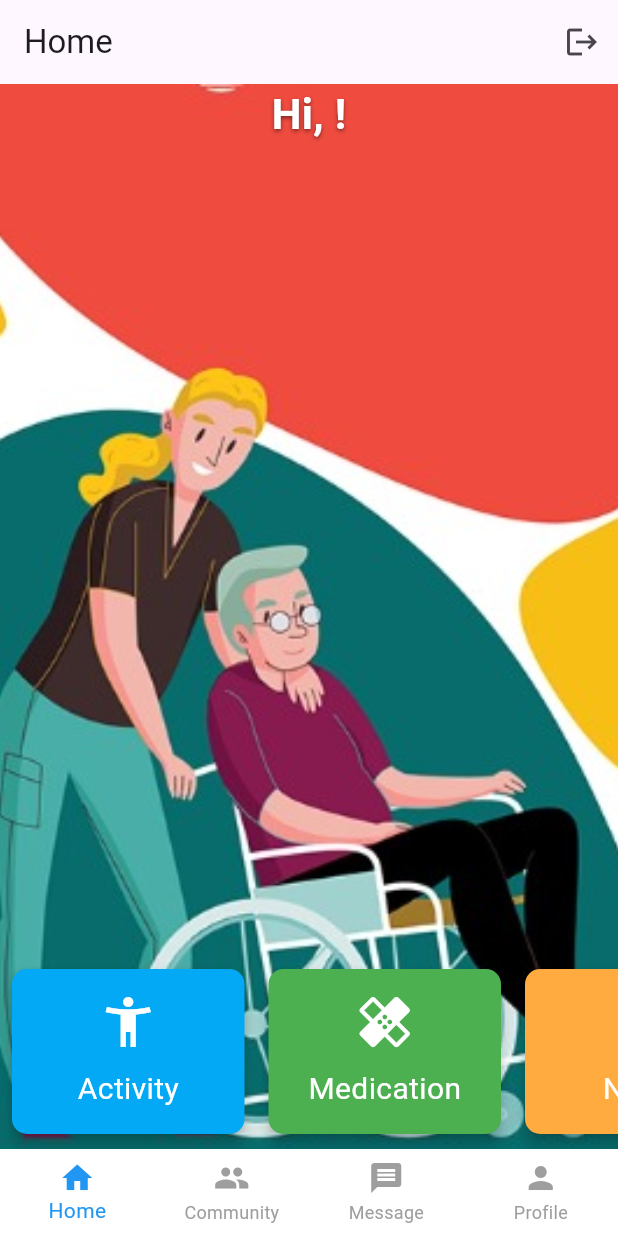
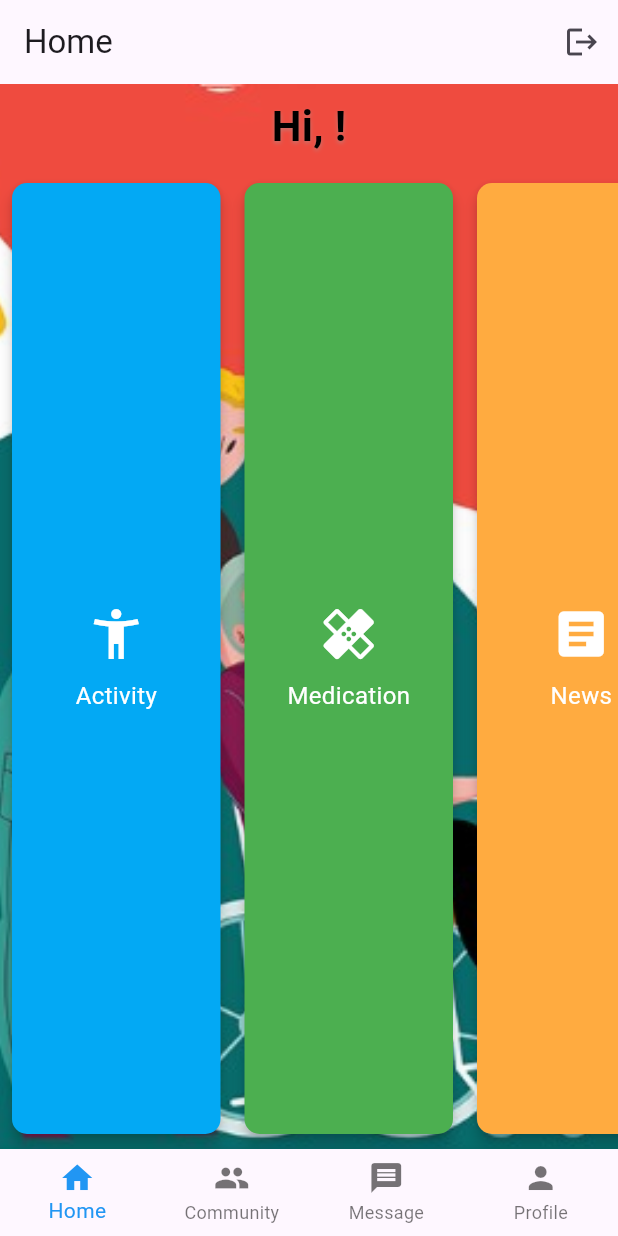
Before and after one commit to AloysiusChua0822/ElderlyHomecare, a Flutter app: the HomeScreen screen opened directly, on a phone screen of 412 x 824 dp. Run offline on Flutter 3.47's test engine with Material 3 defaults, Android fonts, the phone set to English and light mode, and no system bars; our stand-ins replace cloud_firestore, firebase_auth, firebase_core, firebase_messaging, firebase_storage, image_picker; accounts and stored records are empty.

Commit message:
New Version with fixed bottom navigation bar across screen

```diff
--- a/lib/classes/newsclass.dart
+++ b/lib/classes/newsclass.dart
@@ -4,8 +4,9 @@ class NewsItem {
   String content;
   String description;
   String imageUrl;
+  String linkurl;
 
-  NewsItem({this.id = '', required this.title, required this.content, required this.description, this.imageUrl = ''});
+  NewsItem({this.id = '', required this.title, required this.content, required this.description, required this.linkurl, this.imageUrl = ''});
 
   factory NewsItem.fromFirestore(Map<String, dynamic> firestoreDoc, String documentId) {
     return NewsItem(
@@ -13,7 +14,9 @@ class NewsItem {
       title: firestoreDoc['title'] ?? '',
       content: firestoreDoc['content'] ?? '',
       description: firestoreDoc['description'] ?? '',
+      linkurl: firestoreDoc['linkurl'] ?? '',
       imageUrl: firestoreDoc['imageUrl'] ?? '',
+
     );
   }
 
@@ -22,6 +25,7 @@ class NewsItem {
       'title': title,
       'content': content,
       'description': description,
+      'linkurl' : linkurl,
       'imageUrl': imageUrl,
     };
   }
--- a/lib/screens/Home.dart
+++ b/lib/screens/Home.dart
@@ -1,37 +1,43 @@
-import 'package:eldergit/screens/addmedication.dart';
 import 'package:eldergit/screens/chat.dart';
+import 'package:flutter/material.dart';
+import 'package:firebase_auth/firebase_auth.dart';
+import 'package:cloud_firestore/cloud_firestore.dart';
+// Import your screens
+import 'package:eldergit/screens/activityscreen.dart';
+import 'package:eldergit/screens/community.dart';
+import 'package:eldergit/screens/profile.dart';
 import 'package:eldergit/screens/mainscreen.dart';
-import 'package:eldergit/screens/medication.dart';
-import 'package:eldergit/screens/news.dart';
-import 'package:flutter/material.dart';
-import 'package:eldergit/screens/activityscreen.dart';
-import 'package:eldergit/screens/Login.dart';
-import 'package:cloud_firestore/cloud_firestore.dart';
-import 'package:firebase_auth/firebase_auth.dart';
-import 'package:eldergit/screens/Community.dart';
+import 'package:eldergit/screens/homecontent.dart';
 
 class HomeScreen extends StatefulWidget {
   @override
   _HomeScreenState createState() => _HomeScreenState();
 }
 
-
 class _HomeScreenState extends State<HomeScreen> {
   int _selectedIndex = 0;
-  String _username = 'User';
-  String _profilePicUrl = '';
+  String _username = ''; // Define username variable
+  String _profilePicUrl = ''; // Define profilePicUrl variable
+
+
 
   @override
   void initState() {
     super.initState();
-    _fetchUsername();
+    _fetchUserData(); // Implement this method to fetch user data
   }
 
+  void _onItemTapped(int index) {
+    setState(() {
+      _selectedIndex = index;
+    });
+  }
 
-  Future<void> _fetchUsername() async {
+  Future<void> _fetchUserData() async {
     final user = FirebaseAuth.instance.currentUser;
     if (user != null) {
-      final userData = await FirebaseFirestore.instance.collection('users').doc(user.uid).get();
+      final userData =
+      await FirebaseFirestore.instance.collection('users').doc(user.uid).get();
       setState(() {
         _username = userData.data()?['username'] ?? 'User';
         _profilePicUrl = userData.data()?['image_url'] ?? 'User'; // Fetch profile picture URL
@@ -39,46 +45,20 @@ class _HomeScreenState extends State<HomeScreen> {
     }
   }
 
-  void _onItemTapped(int index) {
-    if (index == 1) { // Assuming Community is at index 1
-      Navigator.of(context).pushReplacement(MaterialPageRoute(
-        builder: (context) => CommunityListScreen(), // Replace CommunityListScreen with the actual class name of your Community screen
-      ));
-    }
-    if (index == 2) { // Assuming Community is at index 1
-      Navigator.of(context).pushReplacement(MaterialPageRoute(
-        builder: (context) => const ChatScreen(), // Replace CommunityListScreen with the actual class name of your Community screen
-      ));
-    }else {
-      setState(() {
-        _selectedIndex = index;
-      });
-    }
-  }
-
-
-  Widget _getTabContent() {
-    switch (_selectedIndex) {
-      case 1:
-        return CommunityListScreen(); // Return the CommunityListScreen widget
-      case 2:
-        return ChatScreen();
-      case 3:
-        return Text('Profile Content');
-      default:
-        return SizedBox.shrink(); // Return an empty SizedBox as default
-    }
-  }
-
-
   Future<void> _logout() async {
     await FirebaseAuth.instance.signOut();
-    Navigator.of(context).pushReplacement(MaterialPageRoute(builder: (context) => MainScreen())); // Assuming LoginScreen is your login screen.
+    Navigator.of(context).pushReplacement(MaterialPageRoute(builder: (context) => MainScreen()));
   }
-
 
   @override
   Widget build(BuildContext context) {
+    final List<Widget> _widgetOptions = [
+      HomeContent(username: _username, profilePicUrl: _profilePicUrl),
+      CommunityListScreen(),
+      ChatScreen(),
+      ProfileScreen(),
+    ];
+
     return Scaffold(
       appBar: AppBar(
         title: Text("Home"),
@@ -89,116 +69,23 @@ class _HomeScreenState extends State<HomeScreen> {
           ),
         ],
       ),
-      body: SafeArea(
-        child: Stack(
-          children: [
-            // Background image
-            Positioned.fill(
-              child: Opacity(
-                opacity: 1, // Adjust the background image opacity
-                child: Image.asset(
-                  'assets/home-background.jpg', // Path to your background image
-                  fit: BoxFit.cover,
-                ),
-              ),
-            ),
-            Column(
-              children: [
-                if (_profilePicUrl.isNotEmpty)
-                  Padding(
-                    padding: const EdgeInsets.all(8.0),
-                    child: CircleAvatar(
-                      radius: 40,
-                      backgroundImage: NetworkImage(_profilePicUrl),
-                      backgroundColor: Colors.transparent,
-                    ),
-                  ),
-                SizedBox(width: 10),
-                Expanded(
-                  child: Text(
-                    'Hi, $_username!',
-                    style: TextStyle(
-                      fontSize: 28,
-                      fontWeight: FontWeight.bold,
-                      color: Colors.white,
-                      shadows: <Shadow>[
-                        Shadow(
-                          offset: Offset(0, 1),
-                          blurRadius: 3,
-                          color: Colors.black.withOpacity(0.5),
-                        ),
-                      ],
-                    ),
-                    overflow: TextOverflow.ellipsis,
-                  ),
-                ),
-                Expanded(
-                  child: _getTabContent(),
-                ),
-                SizedBox(
-                  height: 130, // Adjust the height as needed
-                  child: ListView(
-                    scrollDirection: Axis.horizontal,
-                    padding: EdgeInsets.symmetric(vertical: 10),
-                    children: <Widget>[
-                      _bigButton(context, Icons.accessibility_new, 'Activity', Colors.white, Colors.lightBlue, () {
-                        Navigator.push(context, MaterialPageRoute(builder: (context) => ActivityScreen()));
-                      }),
-                      _bigButton(context, Icons.healing, 'Medication', Colors.white, Colors.green, () {
-                        Navigator.push(context, MaterialPageRoute(builder: (context) => ViewMedicationScreen()));                      }),
-                      _bigButton(context, Icons.article, 'News', Colors.white, Colors.orangeAccent, () {
-                        Navigator.push(context, MaterialPageRoute(builder: (context) => ViewNewsScreen()));                      }),
-                    ],
-                  ),
-                )
-
-              ],
-            ),
-          ],
-        )
+      // Use _widgetOptions to display the selected screen
+      body: IndexedStack(
+        index: _selectedIndex,
+        children: _widgetOptions,
       ),
       bottomNavigationBar: BottomNavigationBar(
-        backgroundColor: Colors.white,
         type: BottomNavigationBarType.fixed,
-        elevation: 0,
         items: const <BottomNavigationBarItem>[
-          BottomNavigationBarItem(icon: Icon(Icons.home, color: Colors.blue), label: 'Home'),
-          BottomNavigationBarItem(icon: Icon(Icons.group, color: Colors.grey), label: 'Community'),
-          BottomNavigationBarItem(icon: Icon(Icons.message, color: Colors.grey), label: 'Message'),
-          BottomNavigationBarItem(icon: Icon(Icons.person, color: Colors.grey), label: 'Profile'),
+          BottomNavigationBarItem(icon: Icon(Icons.home), label: 'Home'),
+          BottomNavigationBarItem(icon: Icon(Icons.group), label: 'Community'),
+          BottomNavigationBarItem(icon: Icon(Icons.message), label: 'Message'),
+          BottomNavigationBarItem(icon: Icon(Icons.person), label: 'Profile'),
         ],
         currentIndex: _selectedIndex,
         selectedItemColor: Colors.blue,
-        unselectedItemColor: Colors.grey,
         onTap: _onItemTapped,
       ),
     );
   }
-
-
-  Widget _bigButton(BuildContext context, IconData icon, String label, Color iconColor, Color cardColor, VoidCallback onTap) {
-    return Card(
-      margin: EdgeInsets.symmetric(horizontal: 8),
-      color: cardColor, // Set the background color of the card here
-      child: InkWell(
-        onTap: onTap,
-        child: Container(
-          width: 155, // Adjust the width as needed
-          padding: EdgeInsets.symmetric(vertical: 15),
-          child: Column(
-            mainAxisAlignment: MainAxisAlignment.center,
-            children: [
-              Icon(icon, size: 40, color: iconColor),
-              SizedBox(height: 10),
-              Text(label, style: TextStyle(fontSize: 20, color: Colors.white)),
-            ],
-          ),
-        ),
-      ),
-      shape: RoundedRectangleBorder(
-        borderRadius: BorderRadius.circular(10),
-      ),
-      elevation: 4,
-    );
-  }
 }
--- /dev/null
+++ b/lib/screens/homecontent.dart
@@ -0,0 +1,149 @@
+import 'package:flutter/material.dart';
+import 'package:eldergit/screens/activityscreen.dart';
+import 'package:eldergit/screens/medication.dart';
+import 'package:eldergit/screens/news.dart';
+import 'package:firebase_auth/firebase_auth.dart';
+import 'package:cloud_firestore/cloud_firestore.dart';
+// Import other necessary screens and widgets here
+
+class BigButton extends StatelessWidget {
+  final IconData icon;
+  final String label;
+  final Color iconColor;
+  final Color cardColor;
+  final VoidCallback onTap;
+  final double width;
+
+  const BigButton({
+    Key? key,
+    required this.icon,
+    required this.label,
+    required this.iconColor,
+    required this.cardColor,
+    required this.onTap,
+    this.width = 155,
+  }) : super(key: key);
+
+  @override
+  Widget build(BuildContext context) {
+    // Here we use AspectRatio to maintain the button's aspect ratio
+    return Container(
+      width: width,
+      child: Card(
+        margin: EdgeInsets.symmetric(horizontal: 8),
+        color: cardColor,
+        child: InkWell(
+          onTap: onTap,
+          child: Padding(
+            padding: EdgeInsets.symmetric(vertical: 20),
+            child: Column(
+              mainAxisAlignment: MainAxisAlignment.center,
+              children: [
+                Icon(icon, size: 40, color: iconColor),
+                SizedBox(height: 10),
+                Text(label, style: TextStyle(fontSize: 16, color: Colors.white)),
+              ],
+            ),
+          ),
+        ),
+        shape: RoundedRectangleBorder(
+          borderRadius: BorderRadius.circular(10),
+        ),
+        elevation: 4,
+      ),
+    );
+  }
+}
+
+// This is your HomeContent widget.
+class HomeContent extends StatelessWidget {
+  final String username;
+  final String profilePicUrl;
+
+  HomeContent({required this.username, required this.profilePicUrl});
+
+  @override
+  Widget build(BuildContext context) {
+    return Scaffold(
+      body: Stack(
+        children: [
+          Positioned.fill(
+            child: Image.asset(
+              'assets/home-background.jpg',
+              fit: BoxFit.cover,
+            ),
+          ),
+          Column(
+            children: [
+              if (profilePicUrl.isNotEmpty)
+                Padding(
+                  padding: const EdgeInsets.all(8.0),
+                  child: CircleAvatar(
+                    radius: 40,
+                    backgroundImage: NetworkImage(profilePicUrl),
+                    backgroundColor: Colors.transparent,
+                  ),
+                ),
+              Padding(
+                padding: const EdgeInsets.symmetric(vertical: 8.0),
+                child: Text(
+                  'Hi, $username!',
+                  style: TextStyle(
+                    fontSize: 28,
+                    fontWeight: FontWeight.bold,
+                    color: Colors.black,
+                    shadows: [Shadow(offset: Offset(0, 1), blurRadius: 3, color: Colors.grey.withOpacity(0.5))],
+                  ),
+                ),
+              ),
+              Expanded(
+                child: ListView(
+                  scrollDirection: Axis.horizontal,
+                  padding: EdgeInsets.symmetric(vertical: 10),
+                  children: <Widget>[
+                    BigButton(
+                      icon: Icons.accessibility_new,
+                      label: 'Activity',
+                      iconColor: Colors.white,
+                      cardColor: Colors.lightBlue,
+                      onTap: () {
+                        Navigator.push(context, MaterialPageRoute(builder: (context) => ActivityScreen()));
+                      },
+                    ),
+                    BigButton(
+                      icon: Icons.healing,
+                      label: 'Medication',
+                      iconColor: Colors.white,
+                      cardColor: Colors.green,
+                      onTap: () {
+                        Navigator.push(context, MaterialPageRoute(builder: (context) => ViewMedicationScreen()));
+                      },
+                    ),
+                    BigButton(
+                      icon: Icons.article,
+                      label: 'News',
+                      iconColor: Colors.white,
+                      cardColor: Colors.orangeAccent,
+                      onTap: () {
+                        Navigator.push(context, MaterialPageRoute(builder: (context) => ViewNewsScreen()));
+                      },
+                    ),
+                    BigButton(
+                      icon: Icons.event,
+                      label: 'Appointments',
+                      iconColor: Colors.white,
+                      cardColor: Colors.purple,
+                      onTap: () {
+//Navigator.push(context, MaterialPageRoute(builder: (context) => AppointmentScreen())); // Ensure you have an AppointmentScreen
+                      },
+                    ),
+                  ],
+                ),
+              ),
+            ],
+          ),
+        ],
+      ),
+    );
+  }
+}
--- a/lib/screens/news.dart
+++ b/lib/screens/news.dart
@@ -4,6 +4,8 @@ import 'package:firebase_auth/firebase_auth.dart';
 import 'package:eldergit/classes/newsclass.dart';
 import 'package:eldergit/screens/addnews.dart';
 import 'package:eldergit/screens/newsdetail.dart';
+
+
 
 class ViewNewsScreen extends StatefulWidget {
   @override
--- a/pubspec.yaml
+++ b/pubspec.yaml
@@ -42,6 +42,7 @@ dependencies:
   image_picker: ^1.0.7
   path: ^1.8.3
   firebase_messaging: ^14.7.15
+  url_launcher: ^6.2.4
 
 dev_dependencies:
   flutter_test:
```
Also changed, not shown: lib/screens/addnews.dart (+13 -4 lines), lib/screens/newsdetail.dart (+23 -2 lines), lib/screens/profile.dart (added, +84 -0 lines), pubspec.lock, 7 other files.
